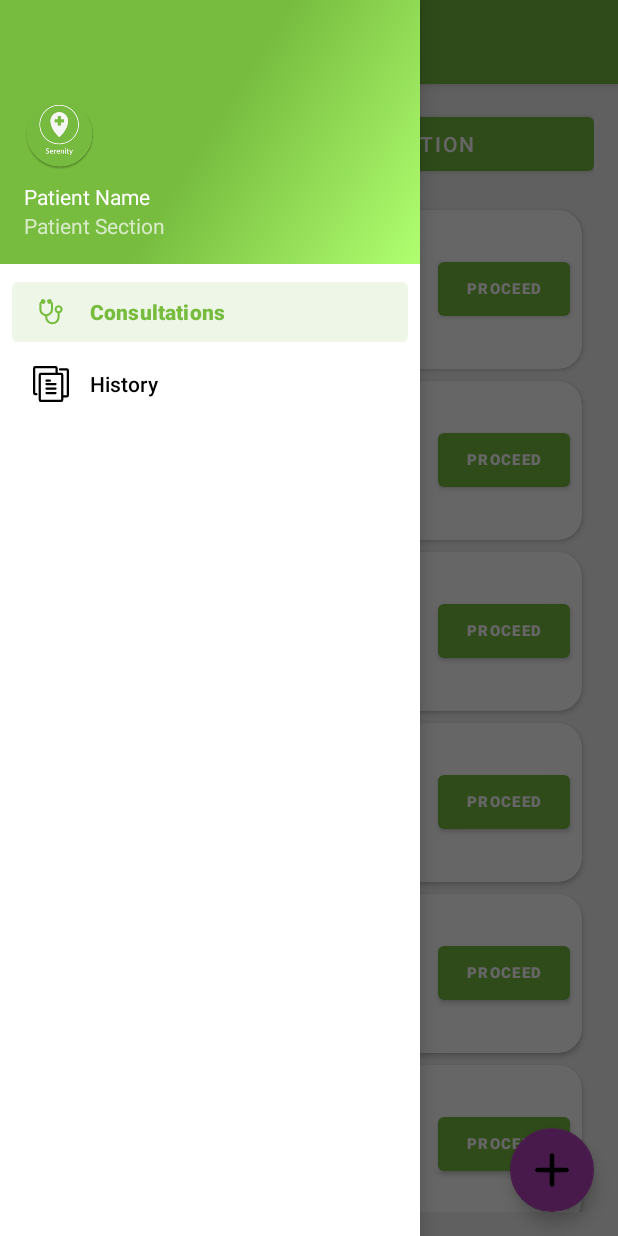
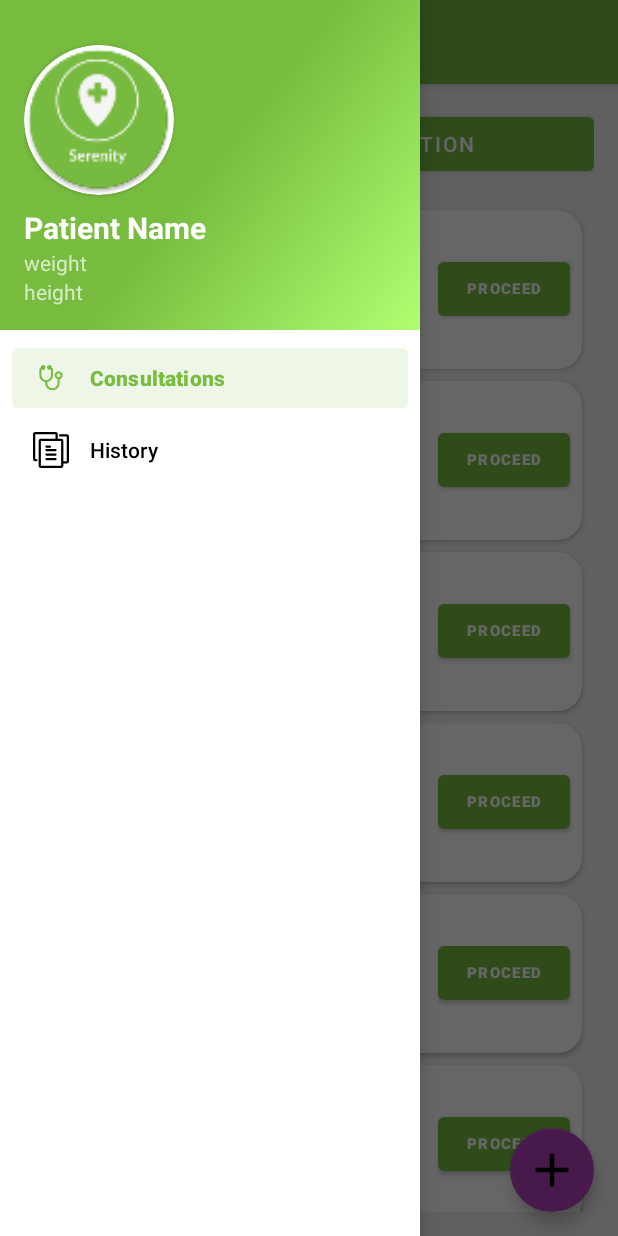
Before and after one commit to Grrom/Serenity-Health, an Android app: the MainActivity screen opened directly, with no data from a screen before it, with the side drawer open, on a phone screen of 412 x 824 dp. Run offline under Robolectric (Android 15) with nearby library versions, the phone set to English and light mode, and no system bars; our stand-ins replace navigation-ui; 4 statements that could not run were skipped.

Commit message:
complete login

```diff
--- a/app/src/main/java/com/example/serenityhealth/MainActivity.java
+++ b/app/src/main/java/com/example/serenityhealth/MainActivity.java
@@ -1,9 +1,16 @@
 package com.example.serenityhealth;
 
 import android.content.Intent;
+import android.media.Image;
+import android.net.Uri;
 import android.os.Bundle;
+import android.util.Log;
 import android.view.Menu;
+import android.widget.ImageView;
+import android.widget.LinearLayout;
+import android.widget.TextView;
 
+import com.example.serenityhealth.models.UserModel;
 import com.google.android.material.navigation.NavigationView;
 
 import androidx.navigation.NavController;
@@ -20,6 +27,8 @@ public class MainActivity extends AppCompatActivity {
     private AppBarConfiguration mAppBarConfiguration;
     private ActivityMainBinding binding;
 
+    private static String TAG = "MainActivity";
+
     @Override
     protected void onCreate(Bundle savedInstanceState) {
         super.onCreate(savedInstanceState);
@@ -31,6 +40,22 @@ public class MainActivity extends AppCompatActivity {
         binding.appBarMain.fab.setOnClickListener(view -> startActivity(new Intent(getApplicationContext(), AddAppointmentActivity.class)));
         DrawerLayout drawer = binding.drawerLayout;
         NavigationView navigationView = binding.navView;
+
+        LinearLayout navHeaderView= (LinearLayout) navigationView.getHeaderView(0);
+
+        ImageView image= (ImageView) navHeaderView.findViewById(R.id.user_image);
+        TextView name= (TextView) navHeaderView.findViewById(R.id.user_name);
+        TextView weight= (TextView) navHeaderView.findViewById(R.id.user_weight);
+        TextView height= (TextView) navHeaderView.findViewById(R.id.user_height);
+
+        Log.e(TAG, name.getText().toString() );
+
+        UserModel user = (UserModel)getIntent().getSerializableExtra("user");
+
+        image.setImageURI(Uri.parse(user.getImageUri()));
+        name.setText(user.getFullName());
+        weight.setText(user.getWeightKg());
+        height.setText(user.getHeightCm());
 
         mAppBarConfiguration = new AppBarConfiguration.Builder(
                 R.id.nav_home, R.id.nav_gallery)
--- a/app/src/main/java/com/example/serenityhealth/models/UserModel.java
+++ b/app/src/main/java/com/example/serenityhealth/models/UserModel.java
@@ -42,6 +42,14 @@ public class UserModel implements Serializable {
         return height;
     }
 
+    public String getWeightKg() {
+        return weight + " kg";
+    }
+
+    public String getHeightCm() {
+        return height + " cm";
+    }
+
     public String getUserName() {
         return userName;
     }
--- a/app/src/main/res/layout/activity_register.xml
+++ b/app/src/main/res/layout/activity_register.xml
@@ -83,7 +83,7 @@
             android:layout_height="wrap_content">
             <EditText
                 android:id="@+id/input_weight"
-                android:hint="Weight"
+                android:hint="Weight (kg)"
                 android:layout_weight="1"
                 android:inputType="numberDecimal"
                 android:layout_width="match_parent"
@@ -97,7 +97,7 @@
             android:layout_height="wrap_content">
             <EditText
                 android:id="@+id/input_height"
-                android:hint="Height"
+                android:hint="Height (cm)"
                 android:layout_weight="1"
                 android:layout_width="match_parent"
                 android:layout_height="wrap_content"/>
--- a/app/src/main/res/layout/nav_header_main.xml
+++ b/app/src/main/res/layout/nav_header_main.xml
@@ -2,7 +2,7 @@
 <LinearLayout xmlns:android="http://schemas.android.com/apk/res/android"
     xmlns:app="http://schemas.android.com/apk/res-auto"
     android:layout_width="match_parent"
-    android:layout_height="@dimen/nav_header_height"
+    android:layout_height="220dp"
     android:background="@drawable/side_nav_bar"
     android:gravity="bottom"
     android:orientation="vertical"
@@ -12,24 +12,40 @@
     android:paddingBottom="@dimen/activity_vertical_margin"
     android:theme="@style/ThemeOverlay.AppCompat.Dark">
 
-    <ImageView
-        android:id="@+id/imageView"
-        android:layout_width="wrap_content"
-        android:layout_height="wrap_content"
-        android:contentDescription="@string/nav_header_desc"
-        android:paddingTop="@dimen/nav_header_vertical_spacing"
-        app:srcCompat="@mipmap/ic_launcher_round" />
+
+    <androidx.cardview.widget.CardView
+        android:layout_width="100dp"
+        android:layout_height="100dp"
+        app:cardCornerRadius="50dp"
+        android:elevation="0dp"
+        >
+        <ImageView
+            android:layout_height="match_parent"
+            android:layout_width="match_parent"
+            android:id="@+id/user_image"
+            android:contentDescription="@string/nav_header_desc"
+            app:srcCompat="@mipmap/ic_launcher_round" />
+    </androidx.cardview.widget.CardView>
 
     <TextView
+        android:id="@+id/user_name"
         android:layout_width="match_parent"
         android:layout_height="wrap_content"
         android:paddingTop="@dimen/nav_header_vertical_spacing"
+        android:textSize="20sp"
+        android:textStyle="bold"
         android:text="Patient Name"
         android:textAppearance="@style/TextAppearance.AppCompat.Body1" />
 
     <TextView
-        android:id="@+id/textView"
+        android:id="@+id/user_weight"
         android:layout_width="wrap_content"
         android:layout_height="wrap_content"
-        android:text="Patient Section" />
+        android:text="weight" />
+
+    <TextView
+        android:id="@+id/user_height"
+        android:layout_width="wrap_content"
+        android:layout_height="wrap_content"
+        android:text="height" />
 </LinearLayout>
```
